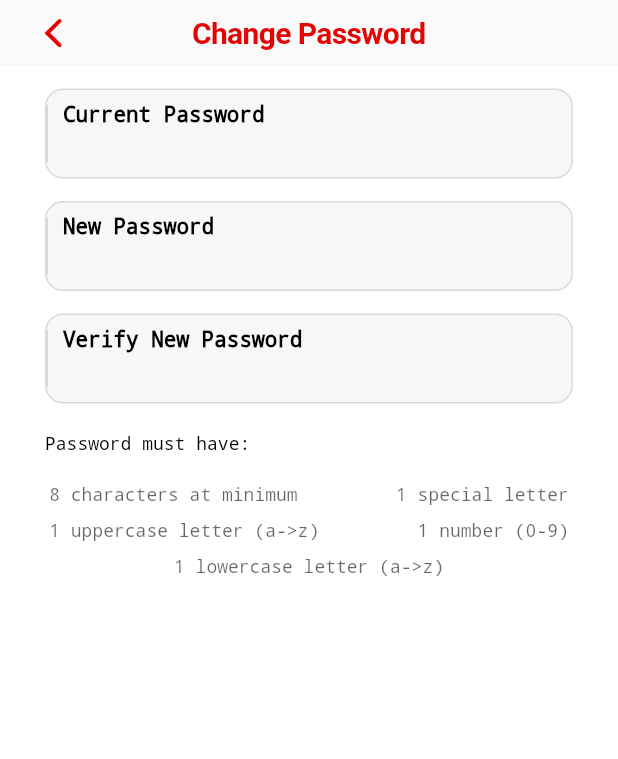
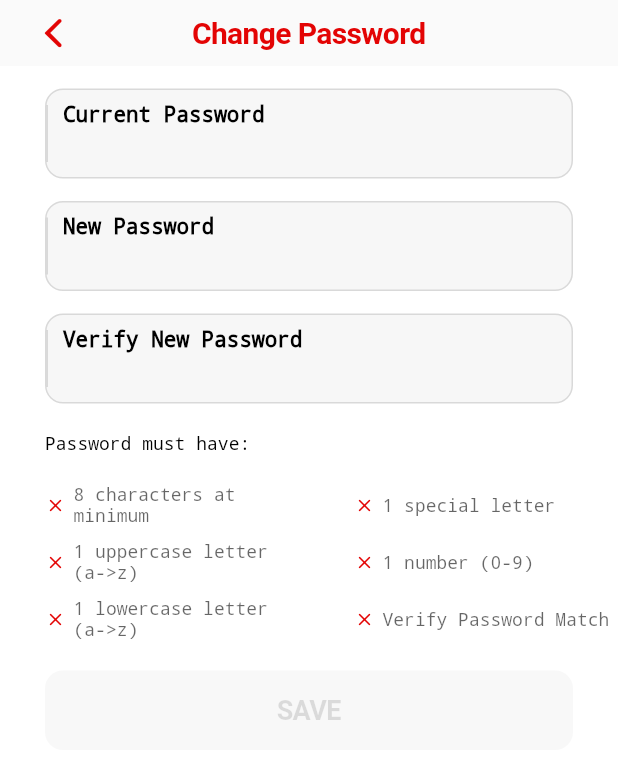
Before and after one commit to acumenrev/flutter_fakestore, a Flutter app: the ChangePasswordView screen opened by its route, on a phone screen of 412 x 824 dp. Shown: the top 759 px of the screen. Run offline on Flutter 3.47's test engine with Material 2 defaults, Android fonts, the phone set to English and light mode, and no system bars; our stand-ins replace bottom_navy_bar, cached_network_image, dio, flutter_dotenv, flutter_rating_bar, font_awesome_flutter and 6 more; missing offline and left inert: dart:ffi, dart:html, tf_framework; accounts and stored records are empty; generated files the repository leaves out were written again; project files that could hold a hidden picture were left out.

Commit message:
#10 Update change password view

```diff
--- a/fakestore_main_app/lib/constants/color_constants.dart
+++ b/fakestore_main_app/lib/constants/color_constants.dart
@@ -1,6 +1,8 @@
 import 'package:flutter/material.dart';
 
 class ColorConstants {
+  ColorConstants._();
+
   static Color colorFromHex(String code) {
     return new Color(int.parse(code.substring(1, 7), radix: 16) + 0xFF000000);
   }
--- a/fakestore_main_app/lib/constants/dotenv_constants.dart
+++ b/fakestore_main_app/lib/constants/dotenv_constants.dart
@@ -1,7 +1,7 @@
 // ignore_for_file: constant_identifier_names
 
 class DotEnvConstants {
-  DotEnvConstants._() {}
+  DotEnvConstants._();
 
   static const PWD_VALIDATION_RULE_MINIMUM_CHARACTER_COUNT =
       "PWD_VALIDATION_RULE_MINIMUM_CHARACTER_COUNT";
--- a/fakestore_main_app/lib/l10n/app_en.arb
+++ b/fakestore_main_app/lib/l10n/app_en.arb
@@ -38,6 +38,7 @@
   "password_validation_rule_lower_letter_character_count": "%1 lowercase letter (a->z)",
   "password_validation_rule_lower_number_count": "%1 number (0-9)",
   "password_validation_rule_upper_letter_character_count": "%1 uppercase letter (a->z)",
+  "password_validation_rule_verify_password_match": "Verify Password Match",
   "letter": "letter",
   "letters": "letters"
 }
--- a/fakestore_main_app/lib/routes/profile/profile_detail/change_password/change_password_controller.dart
+++ b/fakestore_main_app/lib/routes/profile/profile_detail/change_password/change_password_controller.dart
@@ -3,10 +3,30 @@ import 'package:fakestore_main_app/constants/dotenv_constants.dart';
 import 'package:flutter_dotenv/flutter_dotenv.dart';
 import 'package:get/get.dart';
 
+class PasswordRules {
+  late bool minimumCharacter;
+  late bool specialLetterCount;
+  late bool uppercaseLetter;
+  late bool lowercaseLetter;
+  late bool numberCount;
+  late bool verifyPasswordMatch;
+
+  PasswordRules() {
+    minimumCharacter = false;
+    specialLetterCount = false;
+    uppercaseLetter = false;
+    lowercaseLetter = false;
+    numberCount = false;
+    verifyPasswordMatch = false;
+  }
+}
+
 abstract class ChangePasswordControllerInterface extends BaseController {
   late Rx<String> currentPassword;
   late Rx<String> newPassword;
   late Rx<String> verifyNewPassword;
+  late Rx<PasswordRules> passwordRules;
+  late Rx<bool> isAllRulesQualified;
 }
 
 class ChangePasswordControllerImplementation
@@ -15,5 +35,7 @@ class ChangePasswordControllerImplementation
     currentPassword = "".obs;
     newPassword = "".obs;
     verifyNewPassword = "".obs;
+    passwordRules = PasswordRules().obs;
+    isAllRulesQualified = false.obs;
   }
 }
--- a/fakestore_main_app/lib/routes/profile/profile_detail/change_password/change_password_view.dart
+++ b/fakestore_main_app/lib/routes/profile/profile_detail/change_password/change_password_view.dart
@@ -3,6 +3,7 @@ import 'package:fakestore_main_app/extensions/string_extension.dart';
 import 'package:fakestore_main_app/routes/profile/profile_detail/change_password/change_password_controller.dart';
 import 'package:flutter/cupertino.dart';
 import 'package:flutter/material.dart';
+import 'package:get/get.dart';
 import 'package:go_router/go_router.dart';
 import 'package:sprintf/sprintf.dart';
 import 'package:flutter_dotenv/flutter_dotenv.dart';
@@ -34,6 +35,7 @@ class _ChangePasswordViewState extends State<ChangePasswordView> {
 
   @override
   Widget build(BuildContext context) {
+    return Obx(() {
       return CupertinoPageScaffold(
         navigationBar: FSIOSNavigationBar.create(
             middleText:
@@ -46,6 +48,7 @@ class _ChangePasswordViewState extends State<ChangePasswordView> {
           child: _buildListView(),
         ),
       );
+    });
   }
 
   _buildListView() {
@@ -57,16 +60,18 @@ class _ChangePasswordViewState extends State<ChangePasswordView> {
             .change_password_current_password));
     // new password
     listWidgets.add(_buildTextField(
-        textEditController: _controllerCurrentPwd,
+        textEditController: _controllerNewPwd,
         title: AppUtils.getLocalizationContext(context)
             .change_password_new_password));
     // verify password
     listWidgets.add(_buildTextField(
-        textEditController: _controllerCurrentPwd,
+        textEditController: _controllerVerifyNewPwd,
         title: AppUtils.getLocalizationContext(context)
             .change_password_verify_new_password));
     // password validator
     listWidgets.add(_buildPasswordValidator());
+    // build save button
+    listWidgets.add(_buildSaveButton());
     return ListView(
       children: listWidgets,
     );
@@ -132,15 +137,70 @@ class _ChangePasswordViewState extends State<ChangePasswordView> {
   }
 
   _buildValidationItem({required String text, required isValid}) {
-    return Container(
+    return Expanded(
+      child: Container(
         child: Row(
           children: [
             // check mark icon
-
+            SizedBox(
+              width: 30.0,
+            ),
+            Icon(
+              isValid ? Icons.check_circle : Icons.close_rounded,
+              size: 14,
+              color: isValid ? Colors.lightGreen : ColorConstants.colorE30404,
+            ),
+            SizedBox(
+              width: 5,
+            ),
             // text
+            Flexible(
+              child: Text(
+                text,
+                textAlign: TextAlign.start,
+                maxLines: 2,
+                overflow: TextOverflow.visible,
+                style: TextStyle(
+                  fontSize: 12.0,
+                  fontWeight: FontWeight.w300,
+                  decoration: TextDecoration.none,
+                  color: Colors.black.withOpacity(0.6),
+                ),
+              ),
+            )
           ],
         ),
+      ),
     );
+  }
+
+  _buildSaveButton() {
+    return Padding(
+      padding: const EdgeInsets.only(left: 30, right: 30, top: 20),
+      child: Container(
+        child: CupertinoButton(
+          onPressed: _handleSaveButton(),
+          color: ColorConstants.colorE30404,
+          disabledColor: ColorConstants.colorF8F8F8,
+          child: Text(
+            "SAVE",
+            style: TextStyle(
+                fontSize: 18,
+                fontWeight: FontWeight.bold,
+                color: widget.controller.isAllRulesQualified.value
+                    ? Colors.white
+                    : Colors.black12),
+          ),
+        ),
+      ),
+    );
+  }
+
+  _handleSaveButton() {
+    if (widget.controller.isAllRulesQualified.value) {
+      return {};
+    }
+    return null;
   }
 
   _buildPasswordValidator() {
@@ -169,23 +229,15 @@ class _ChangePasswordViewState extends State<ChangePasswordView> {
               mainAxisAlignment: MainAxisAlignment.spaceAround,
               children: [
                 // character minimum count
-                Text(
-                  _getMinimumCharacterCount(),
-                  style: TextStyle(
-                      fontSize: 12.0,
-                      fontWeight: FontWeight.w300,
-                      decoration: TextDecoration.none,
-                      color: Colors.black.withOpacity(0.6)),
-                ),
+                _buildValidationItem(
+                    text: _getMinimumCharacterCount(),
+                    isValid:
+                        widget.controller.passwordRules.value.minimumCharacter),
                 // special letter
-                Text(
-                  _getSpecialLetterCount(),
-                  style: TextStyle(
-                      fontSize: 12.0,
-                      fontWeight: FontWeight.w300,
-                      decoration: TextDecoration.none,
-                      color: Colors.black.withOpacity(0.6)),
-                )
+                _buildValidationItem(
+                    text: _getSpecialLetterCount(),
+                    isValid: widget
+                        .controller.passwordRules.value.specialLetterCount)
               ],
             ),
           ),
@@ -197,47 +249,39 @@ class _ChangePasswordViewState extends State<ChangePasswordView> {
             child: Row(
               mainAxisAlignment: MainAxisAlignment.spaceAround,
               children: [
-                // character minimum count
-                Text(
-                  _getUpprcaseLetter(),
-                  style: TextStyle(
-                      fontSize: 12.0,
-                      fontWeight: FontWeight.w300,
-                      decoration: TextDecoration.none,
-                      color: Colors.black.withOpacity(0.6)),
-                ),
-                // special letter
-                Text(
-                  _getNumberCount(),
-                  style: TextStyle(
-                      fontSize: 12.0,
-                      fontWeight: FontWeight.w300,
-                      decoration: TextDecoration.none,
-                      color: Colors.black.withOpacity(0.6)),
-                )
+                // uppercase letter
+                _buildValidationItem(
+                    text: _getUpprcaseLetter(),
+                    isValid:
+                        widget.controller.passwordRules.value.uppercaseLetter),
+                // number count
+                _buildValidationItem(
+                    text: _getNumberCount(),
+                    isValid: widget.controller.passwordRules.value.numberCount),
               ],
             ),
           ),
           SizedBox(
             height: 10.0,
           ),
+
+          // 3rd row
           Container(
             child: Row(
-              mainAxisAlignment: MainAxisAlignment.spaceAround,
               children: [
-                // character minimum count
-                Text(
-                  _getLowercaseLetter(),
-                  style: TextStyle(
-                      fontSize: 12.0,
-                      fontWeight: FontWeight.w300,
-                      decoration: TextDecoration.none,
-                      color: Colors.black.withOpacity(0.6)),
-                )
+                // lowercase letter
+                _buildValidationItem(
+                    text: _getLowercaseLetter(),
+                    isValid:
+                        widget.controller.passwordRules.value.lowercaseLetter),
+                // verify password match
+                _buildValidationItem(
+                    text: _getPasswordMatch(),
+                    isValid: widget
+                        .controller.passwordRules.value.verifyPasswordMatch)
               ],
             ),
-          )
-          // 3rd row
+          ),
         ],
       ),
     );
@@ -281,4 +325,9 @@ class _ChangePasswordViewState extends State<ChangePasswordView> {
         .password_validation_rule_lower_number_count
         .format([dotenv.get(DotEnvConstants.PWD_VALIDATION_RULE_NUMBER_COUNT)]);
   }
+
+  String _getPasswordMatch() {
+    return AppUtils.getLocalizationContext(context)
+        .password_validation_rule_verify_password_match;
   }
+}
```
Lines whose indentation alone changed are shown as unchanged.
